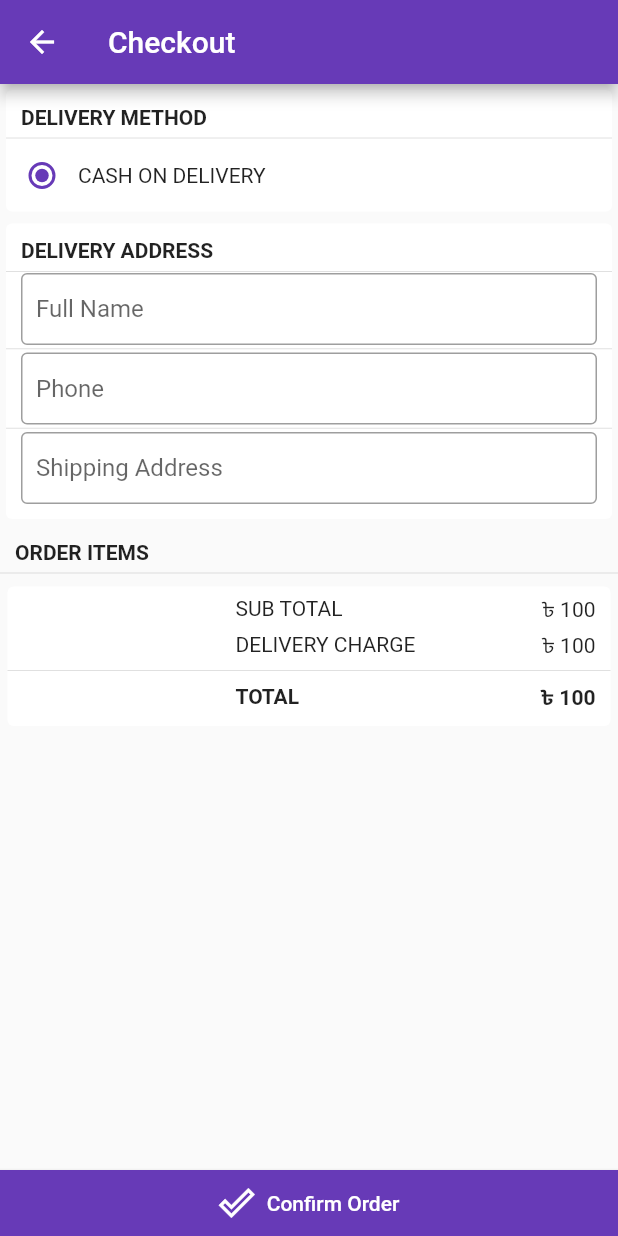
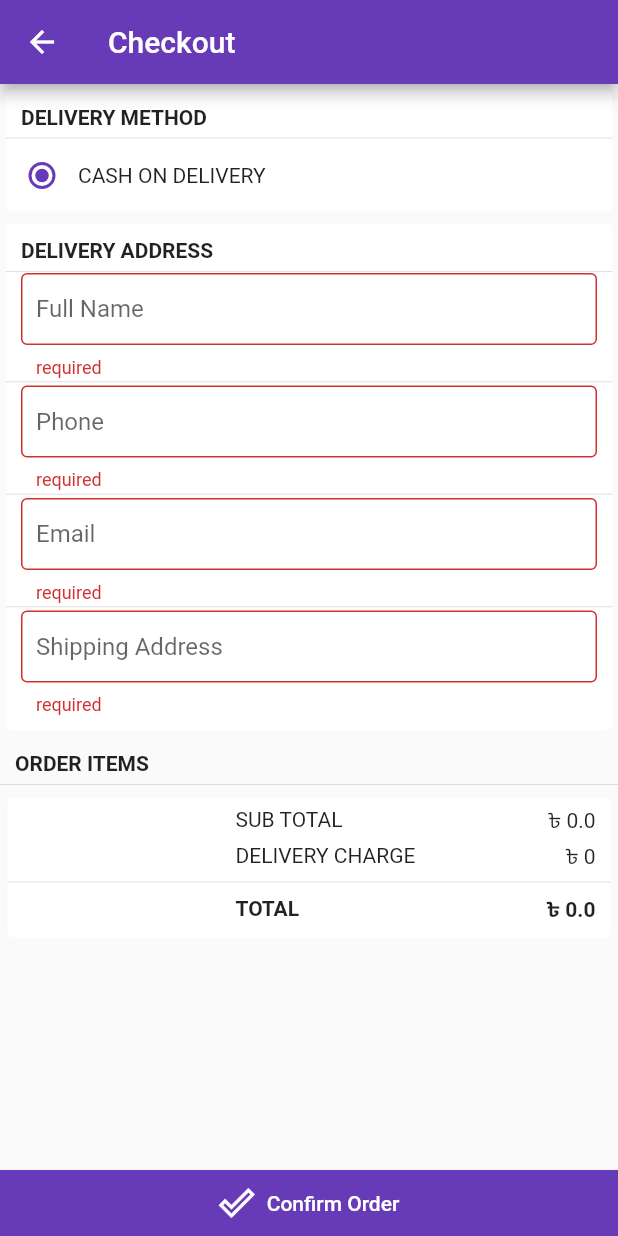
Before and after one commit to mobarok1/ecomerce_university_project, a Flutter app: the CheckoutPage screen opened directly with empty values, after a tap on "Confirm Order", on a phone screen of 412 x 824 dp. Run offline on Flutter 3.47's test engine with Material 2 defaults, Android fonts, the phone set to English and light mode, and no system bars; our stand-ins replace shared_preferences; accounts and stored records are empty; network calls fail.

Commit message:
pre-release

```diff
--- a/lib/models/client/shared_preference.dart
+++ b/lib/models/client/shared_preference.dart
@@ -101,7 +101,10 @@ class SharedPrefManager{
     return cartItems;
   }
 
-
+  static void clearCart() async{
+    SharedPreferences sharedPreferences = await SharedPreferences.getInstance();
+    sharedPreferences.setStringList("cartItems", []);
+  }
 
   static Future<bool> alreadyExistFavoriteItems(Product product) async{
     bool alreadyExist = false;
--- /dev/null
+++ b/lib/models/dataClass/order_model.dart
@@ -0,0 +1,22 @@
+class OrderModel{
+  int orderId;
+  DateTime orderDate;
+  String orderStatus;
+  var amount;
+  OrderModel({required this.orderId, required this.orderDate, required this.orderStatus,required this.amount});
+
+  factory OrderModel.fromJSON(data){
+    String status = "Pending";
+    if(data["is_completed"]!=0){
+      status = "Completed";
+    }
+
+    return OrderModel(
+        orderId: data["id"],
+        orderDate: DateTime.parse(data["created_at"]),
+        orderStatus: status,
+        amount: data["amount"]??0
+    );
+  }
+
+}
--- a/lib/view/pages/checkout.dart
+++ b/lib/view/pages/checkout.dart
@@ -1,20 +1,35 @@
+import 'package:ecomerce/models/client/shared_preference.dart';
 import 'package:ecomerce/models/dataClass/cart_model.dart';
+import 'package:ecomerce/models/dataClass/reponse_model.dart';
+import 'package:ecomerce/models/service/order_service.dart';
 import 'package:flutter/material.dart';
 
-class CheckoutPage extends StatelessWidget {
+class CheckoutPage extends StatefulWidget {
   final List<CartModel> cartItem;
   CheckoutPage(this.cartItem,{Key? key}) : super(key: key);
-  TextEditingController firstNameController= TextEditingController(),phoneController= TextEditingController(),addressController = TextEditingController();
+
+  @override
+  State<CheckoutPage> createState() => _CheckoutPageState();
+}
+
+class _CheckoutPageState extends State<CheckoutPage> {
+  TextEditingController firstNameController= TextEditingController(),phoneController= TextEditingController(),addressController = TextEditingController(),emailController = TextEditingController();
+
   GlobalKey<FormState> formKey = GlobalKey<FormState>();
+
+  bool loading = false;
 
   @override
   Widget build(BuildContext context) {
+    double total = 0;
     int i = 0;
     return Scaffold(
       appBar: AppBar(
         title: const Text("Checkout"),
       ),
-      body: Column(
+      body: loading?Center(
+        child: CircularProgressIndicator(),
+      ):Column(
         crossAxisAlignment: CrossAxisAlignment.stretch,
         children: [
           Flexible(
@@ -107,6 +122,28 @@ class CheckoutPage extends StatelessWidget {
                             height: 5,
                           ),
                           Container(
+                            margin: const EdgeInsets.only(left: 10,right: 10),
+                            child: TextFormField(
+                              showCursor: true,
+                              validator: (str){
+                                if(str!.isEmpty){
+                                  return "required";
+                                }else{
+                                  return null;
+                                }
+                              },
+                              controller: emailController,
+                              decoration: const InputDecoration(
+                                border: OutlineInputBorder(),
+                                contentPadding: EdgeInsets.symmetric(horizontal: 10,vertical: 5),
+                                hintText: "Email",
+                              ),
+                            ),
+                          ),
+                          const Divider(
+                            height: 5,
+                          ),
+                          Container(
                             margin: EdgeInsets.only(left: 10,right: 10,bottom: 10),
                             child: TextFormField(
                               showCursor: true,
@@ -139,8 +176,9 @@ class CheckoutPage extends StatelessWidget {
                   Card(
                     elevation: 0,
                     child: Column(
-                      children: cartItem.map((e){
+                      children: widget.cartItem.map((e){
                         i++;
+                        total+=e.total;
                         return Container(
                           padding: const EdgeInsets.only(left: 10,right: 10,top: 5,bottom: 5),
                           child: Row(
@@ -174,7 +212,7 @@ class CheckoutPage extends StatelessWidget {
                             mainAxisAlignment: MainAxisAlignment.spaceBetween,
                             children: [
                               Text("SUB TOTAL "),
-                              Text("৳ 100"),
+                              Text("৳ $total"),
                             ],
                           ),
                         ),
@@ -185,7 +223,7 @@ class CheckoutPage extends StatelessWidget {
                             mainAxisAlignment: MainAxisAlignment.spaceBetween,
                             children: [
                               Text("DELIVERY CHARGE"),
-                              Text("৳ 100"),
+                              Text("৳ 0"),
                             ],
                           ),
                         ),
@@ -199,7 +237,7 @@ class CheckoutPage extends StatelessWidget {
                             mainAxisAlignment: MainAxisAlignment.spaceBetween,
                             children: [
                               Text("TOTAL",style: TextStyle(fontWeight: FontWeight.bold),),
-                              Text("৳ 100",style: TextStyle(fontWeight: FontWeight.bold),),
+                              Text("৳ $total",style: TextStyle(fontWeight: FontWeight.bold),),
                             ],
                           ),
                         )
@@ -212,7 +250,9 @@ class CheckoutPage extends StatelessWidget {
           ),
           ElevatedButton.icon(
             onPressed: (){
-
+              if(formKey.currentState!.validate()){
+                  orderNow(context,total);
+              }
             },
             icon: const Icon(Icons.done_outline_outlined),
             label: const Text("Confirm Order"),
@@ -225,4 +265,41 @@ class CheckoutPage extends StatelessWidget {
       ),
     );
   }
+
+  orderNow(context,double total) async{
+    var formData ={
+    "name":firstNameController.text,
+    "email":emailController.text,
+    "phone_no":phoneController.text,
+    "shipping_address":addressController.text,
+    "amount":total,
+    "message":""
+    };
+    setState(() {
+      loading = true;
+    });
+    ResponseModel responseModel = await OrderService.createOrder(formData);
+    setState(() {
+      loading = false;
+    });
+    if(responseModel.statusCode==200){
+      showDialog(
+          context: context,
+          builder: (ctx){
+            return AlertDialog(
+              content: const Text("Order has been submitted"),
+              actions: [
+                TextButton(
+                    onPressed: (){
+                      SharedPrefManager.clearCart();
+                      Navigator.popUntil(context, (route) => route.isFirst);
+                    },
+                    child: const Text("Ok")
+                )
+              ],
+            );
+          }
+      );
+    }
+  }
 }
--- a/pubspec.yaml
+++ b/pubspec.yaml
@@ -40,6 +40,7 @@ dependencies:
   get: any
   google_nav_bar: ^5.0.5
   shared_preferences: ^2.0.8
+  intl: any
 
 
 
```
Also changed, not shown: lib/models/service/order_service.dart (added, +46 -0 lines), lib/models/service/products_category.dart (+17 -0 lines), lib/view/pages/category_products_page.dart (added, +167 -0 lines), lib/view/pages/home_page.dart (+8 -1 lines), lib/view/pages/login_page.dart (+6 -13 lines), lib/view/pages/order_history.dart (added, +77 -0 lines), lib/view/pages/personal_info_page.dart (added, +67 -0 lines), lib/view/pages/profile_page.dart (+67 -0 lines), pubspec.lock.
